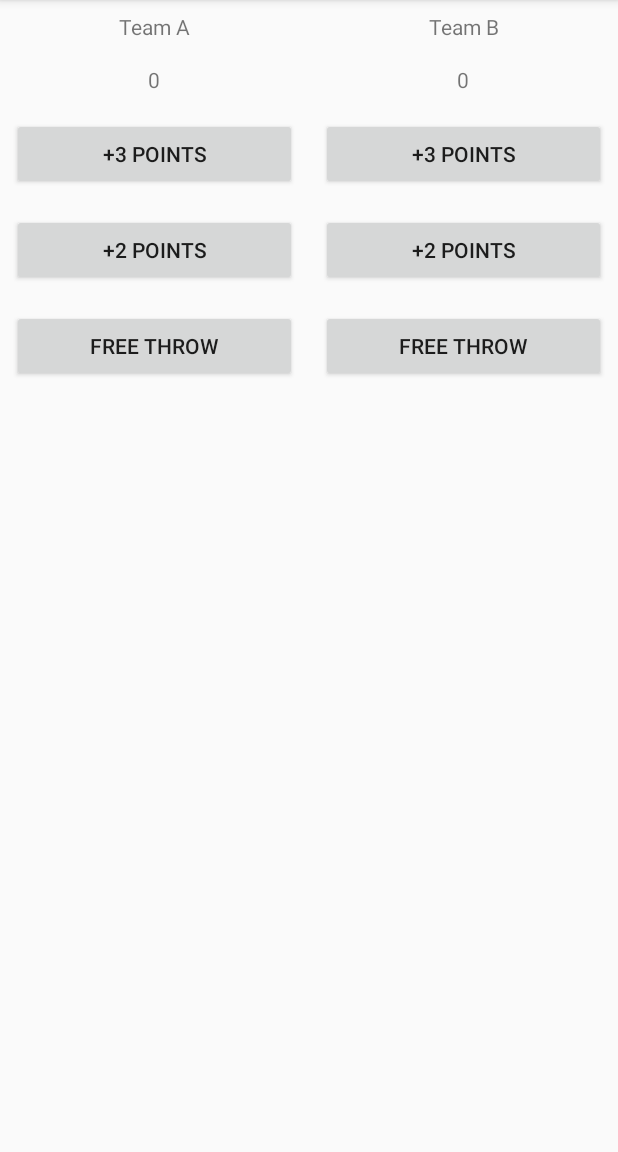
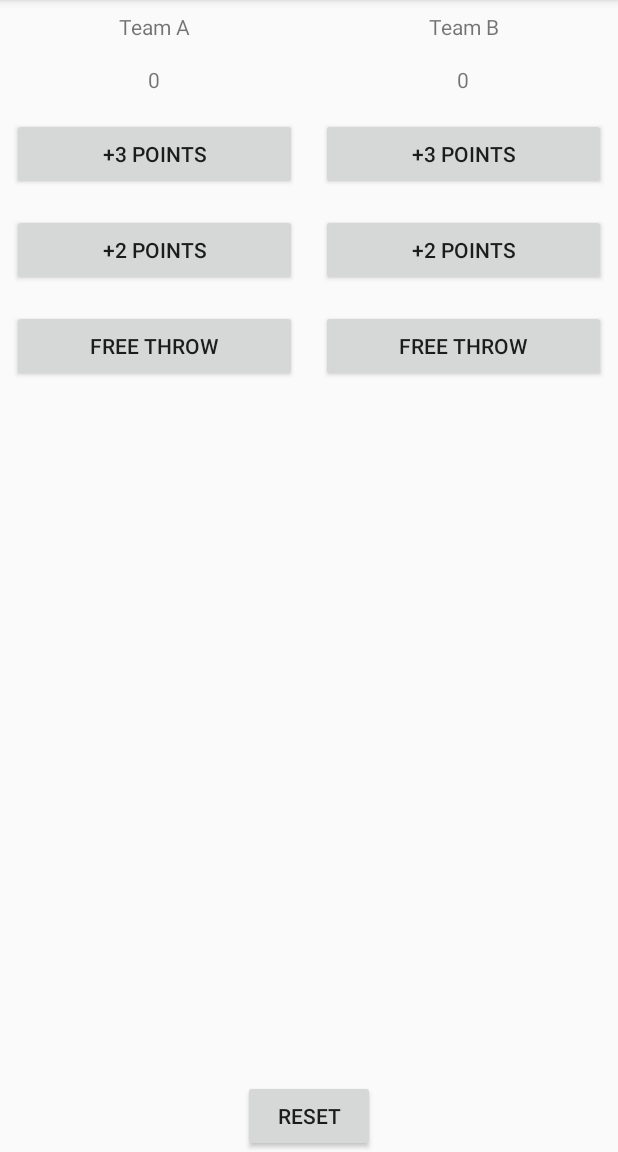
Before and after one commit to MoyaCar/ScoreCourt, an Android app: the screen it shows after launch (MainActivity), on a phone screen of 412 x 824 dp, the part 84-1236 px from its top. Run offline under Robolectric (Android 15) with nearby library versions, the phone set to English and light mode, and no system bars.

Commit message:
Add a functional Reset Button.

```diff
--- a/app/src/main/java/com/syntax/courtcounter/MainActivity.java
+++ b/app/src/main/java/com/syntax/courtcounter/MainActivity.java
@@ -57,4 +57,12 @@ public class MainActivity extends AppCompatActivity {
         Contador.setText("" + tantos);
     }
 
+    //reset Button
+
+    public void resetearContadores(View view){
+        score= 0;
+        scoreB = 0;
+        actualizarResultado(score);
+        actualizarResultadoB(scoreB);
+    }
 }
--- a/app/src/main/res/layout/activity_main.xml
+++ b/app/src/main/res/layout/activity_main.xml
@@ -5,8 +5,12 @@
     xmlns:tools="http://schemas.android.com/tools"
     android:layout_width="match_parent"
     android:layout_height="match_parent"
-    android:orientation="horizontal"
+    android:orientation="vertical"
     tools:context=".MainActivity">
+
+    <LinearLayout
+        android:layout_width="match_parent"
+        android:layout_height="wrap_content">
 
         <LinearLayout
             android:layout_width="0dp"
@@ -94,5 +98,21 @@
                 android:onClick="FreeShotB"
                 android:text="Free Throw" />
         </LinearLayout>
+    </LinearLayout>
+
+    <LinearLayout
+        android:layout_width="match_parent"
+        android:layout_height="match_parent"
+        android:orientation="vertical"
+        android:gravity="bottom">
+
+        <Button
+            android:layout_width="wrap_content"
+            android:layout_height="wrap_content"
+            android:text="Reset"
+            android:layout_gravity="center"
+            android:onClick="resetearContadores"
+            />
 
     </LinearLayout>
+</LinearLayout>
```
Lines whose indentation alone changed are shown as unchanged.
